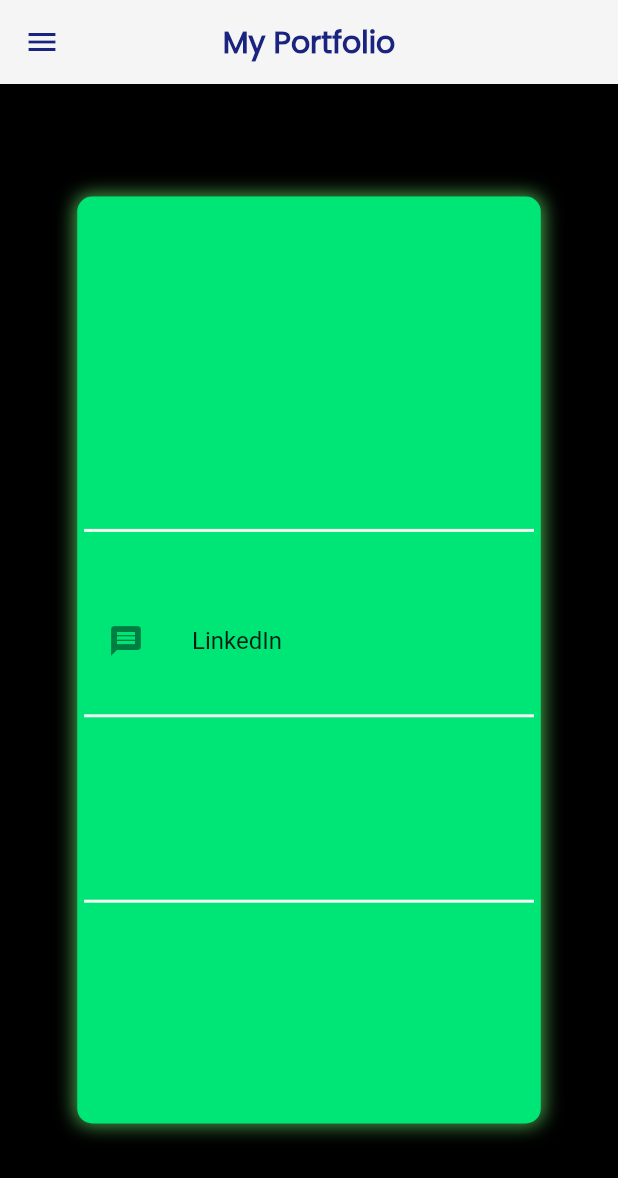
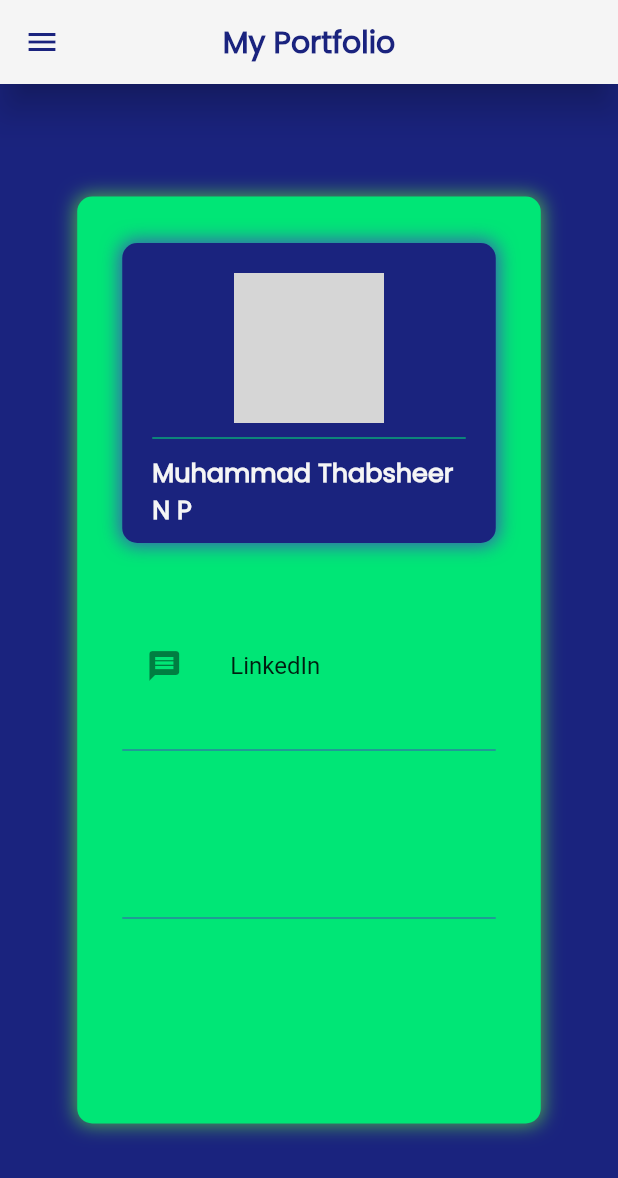
Before and after one commit to Built-In-Flutter/BuiltInFlutter-Task-2, a Flutter app: the screen it shows after launch, on a phone screen of 412 x 824 dp. Shown: the top 1178 px of the screen. Run offline on Flutter 3.47's test engine with Material 2 defaults, Android fonts, the phone set to English and light mode, and no system bars; network calls fail; grey boxes are pictures that could not be loaded.

Commit message:
Added a CircleAvatar for profile image added Dividers

```diff
--- a/mobile_portfolio_app/lib/app.dart
+++ b/mobile_portfolio_app/lib/app.dart
@@ -28,7 +28,7 @@ class App extends StatelessWidget {
           ),
         ),
         body: Layout(),
-        backgroundColor: Colors.black,
+        backgroundColor: Colors.indigo[900],
       ),
     );
   }
--- a/mobile_portfolio_app/lib/containerWidgets.dart
+++ b/mobile_portfolio_app/lib/containerWidgets.dart
@@ -9,6 +9,7 @@ class Layout extends StatelessWidget {
       child: Container(
         width: MediaQuery.of(context).size.width * 0.75,
         height: MediaQuery.of(context).size.height * 0.75,
+        padding: EdgeInsets.all(30),
         decoration: BoxDecoration(
           color: Colors.greenAccent[400],
           borderRadius: BorderRadius.circular(10),
@@ -26,32 +27,61 @@ class Layout extends StatelessWidget {
             Container(
               width: 300,
               height: 200,
+              padding: EdgeInsets.all(20),
               decoration: BoxDecoration(
-                // color: Colors.grey[100],
-                border: Border(
-                  bottom: BorderSide(
-                    color: Colors.grey.shade100,
-                    width: 2,
+                borderRadius: BorderRadius.circular(10),
+                color: Colors.indigo[900],
+                boxShadow: [
+                  BoxShadow(
+                    color: Colors.indigo,
+                    blurRadius: 10.0,
+                    spreadRadius: 1.0,
                   ),
-                ),
+                ],
               ),
+              child: Column(
+                children: <Widget>[
+                  CircleAvatar(
+                    backgroundColor: Colors.grey[100],
+                    radius: 50,
+                    foregroundImage: NetworkImage(
+                      "/assets/images/pofilepic.webp",
+                    ),
+                  ),
+                  Divider(
+                    thickness: 0,
+                    color: Colors.greenAccent[400],
+                    height: 20,
+                  ),
+                  Text(
+                    "Muhammad Thabsheer N P",
+                    style: TextStyle(
+                      fontFamily: "Poppins",
+                      fontWeight: FontWeight.w600,
+                      color: Colors.grey[100],
+                      fontSize: 17,
+                    ),
+                  ),
+                ],
+              ),
+              // decoration: BoxDecoration(
+              //   // color: Colors.grey[100],
+              //   border: Border(
+              //     bottom: BorderSide(
+              //       color: Colors.grey.shade100,
+              //       width: 2,
+              //     ),
+              //   ),
+              // ),
+            ),
+            Divider(
+              height: 30,
+              thickness: 0,
+              color: Colors.greenAccent[400],
             ),
             Container(
               width: 300,
               height: 100,
-              decoration: BoxDecoration(
-                // color: Colors.grey[100],
-                border: Border(
-                  bottom: BorderSide(
-                    color: Colors.grey.shade100,
-                    width: 2,
-                  ),
-                  // top: BorderSide(
-                  //   color: Colors.indigo.shade900,
-                  //   width: 2,
-                  // ),
-                ),
-              ),
               child: Center(
                 child: ListTile(
                   leading: Icon(Icons.message),
@@ -59,39 +89,23 @@ class Layout extends StatelessWidget {
                 ),
               ),
             ),
-            Container(
-              width: 300,
-              height: 100,
-              decoration: BoxDecoration(
-                // color: Colors.grey[100],
-                border: Border(
-                  bottom: BorderSide(
-                    color: Colors.grey.shade100,
-                    width: 2,
-                  ),
-                  // top: BorderSide(
-                  //   color: Colors.indigo.shade900,
-                  //   width: 2,
-                  // ),
-                ),
-              ),
+            Divider(
+              height: 10,
+              thickness: 0,
+              color: Colors.indigo,
             ),
             Container(
               width: 300,
               height: 100,
-              // decoration: BoxDecoration(
-              //   // color: Colors.grey[100],
-              //   border: Border(
-              //     bottom: BorderSide(
-              //       color: Colors.indigo.shade900,
-              //       width: 2,
-              //     ),
-              //     // top: BorderSide(
-              //     //   color: Colors.indigo.shade900,
-              //     //   width: 2,
-              //     // ),
-              //   ),
-              // ),
+            ),
+            Divider(
+              height: 10,
+              thickness: 0,
+              color: Colors.indigo,
+            ),
+            Container(
+              width: 300,
+              height: 100,
             ),
           ],
         ),
--- a/mobile_portfolio_app/pubspec.yaml
+++ b/mobile_portfolio_app/pubspec.yaml
@@ -50,6 +50,8 @@ dev_dependencies:
 
 # The following section is specific to Flutter.
 flutter:
+  assets:
+    - assets/images/
   fonts:
     - family: Poppins
       fonts:
```
Also changed, not shown: mobile_portfolio_app/assets/images/pofilepic.webp (added).
